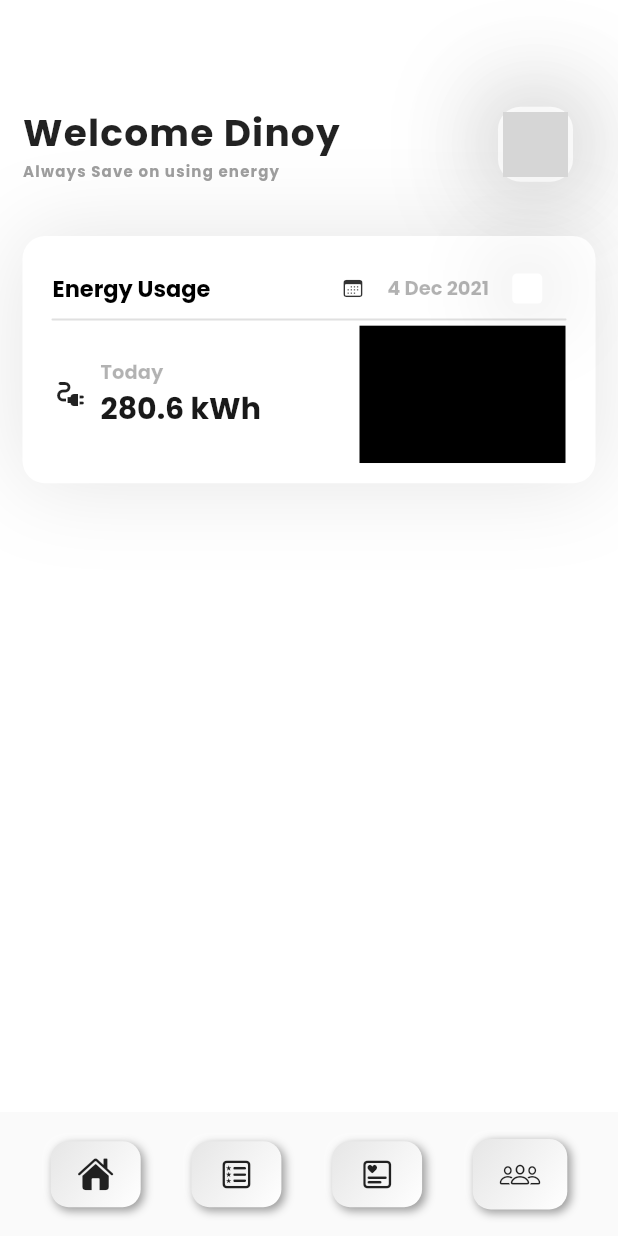
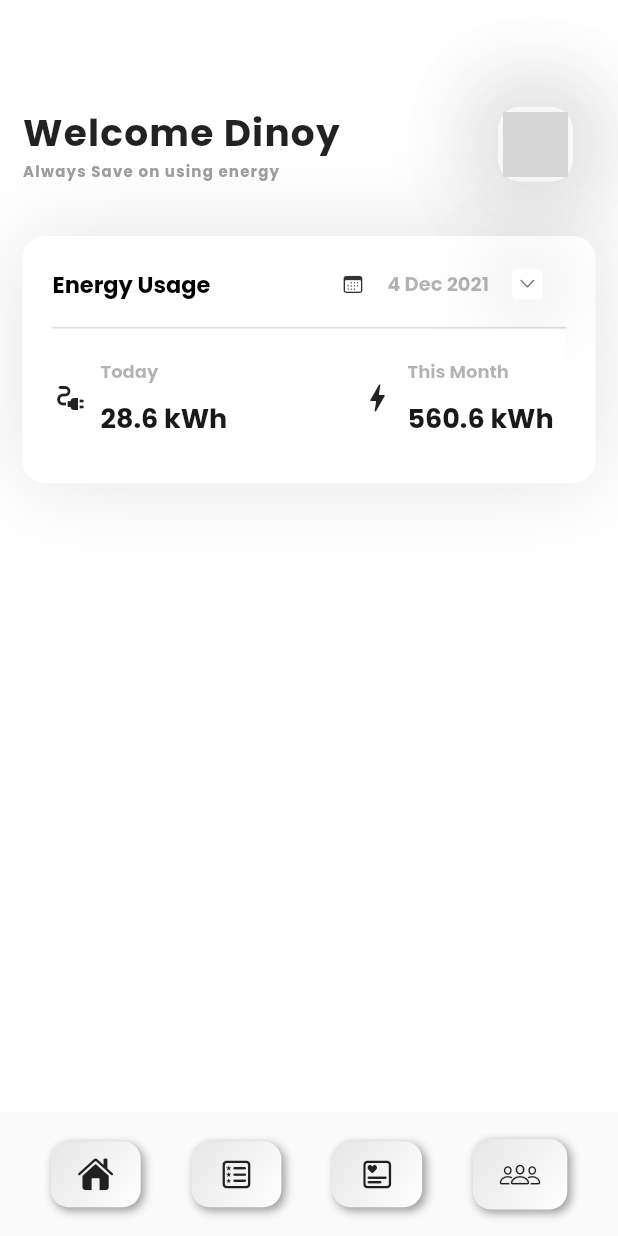
Before and after one commit to amalnathm7/Quark, a Flutter app: the screen it shows once a user with an empty profile is signed in, on a phone screen of 412 x 824 dp. Run offline on Flutter 3.47's test engine with Material 2 defaults, Android fonts, the phone set to English and light mode, and no system bars; drawn by our look-alikes of flutter_neumorphic; our stand-ins replace firebase_auth, firebase_core, google_fonts; accounts and stored records are empty; network calls fail; grey boxes are pictures that could not be loaded.

Commit message:
ui changes in home page

```diff
--- a/lib/main_screen/home_page/home.dart
+++ b/lib/main_screen/home_page/home.dart
@@ -173,13 +173,16 @@ class _HomePageState extends State<HomePage> {
                                           ),
                                         ],
                                       ),
-
+                                        child: Icon(CupertinoIcons.chevron_down,size: 13,color: Colors.black.withOpacity(.6),),
                                     ),
                                   ],
                                 ),
                               ),
                             ],
                           ),
+                        ),
+                        Container(
+                          height: 10,
                         ),
                         Container(
                           height: 1.2,
@@ -212,13 +215,17 @@ class _HomePageState extends State<HomePage> {
                                         crossAxisAlignment: CrossAxisAlignment.start,
                                         children: [
                                           Text("Today",style: TextStyle(
-                                            fontSize:13,
+                                            fontSize:12,
                                             fontWeight: FontWeight.bold,
                                             color: Colors.black.withOpacity(.3)
                                           ),),
 
-                                          Text("280.6 kWh",style: TextStyle(
-                                              fontSize:20,
+                                          Container(
+                                            height: 8,
+                                          ),
+
+                                          Text("28.6 kWh",style: TextStyle(
+                                              fontSize:18,
                                               fontWeight: FontWeight.bold,
                                               color: Colors.black.withOpacity(.9)
                                           ),),
@@ -232,7 +239,37 @@ class _HomePageState extends State<HomePage> {
                               Container(
                                 height: screenHeight/9,
                                 width: screenWidth/3,
-                                color: Colors.black,
+                                color: Colors.white,
+                                child: Row(
+                                  mainAxisAlignment: MainAxisAlignment.start,
+                                  children: [
+                                    const Icon(Icons.bolt),
+                                    Padding(
+                                      padding: const EdgeInsets.only(left:8.0),
+                                      child: Column(
+                                        mainAxisAlignment:MainAxisAlignment.center,
+                                        crossAxisAlignment: CrossAxisAlignment.start,
+                                        children: [
+                                          Text("This Month",style: TextStyle(
+                                              fontSize:12,
+                                              fontWeight: FontWeight.bold,
+                                              color: Colors.black.withOpacity(.3)
+                                          ),),
+
+                                          Container(
+                                            height: 8,
+                                          ),
+
+                                          Text("560.6 kWh",style: TextStyle(
+                                              fontSize:18,
+                                              fontWeight: FontWeight.bold,
+                                              color: Colors.black.withOpacity(.9)
+                                          ),),
+                                        ],
+                                      ),
+                                    )
+                                  ],
+                                ),
                               ),
 
                             ],
```
